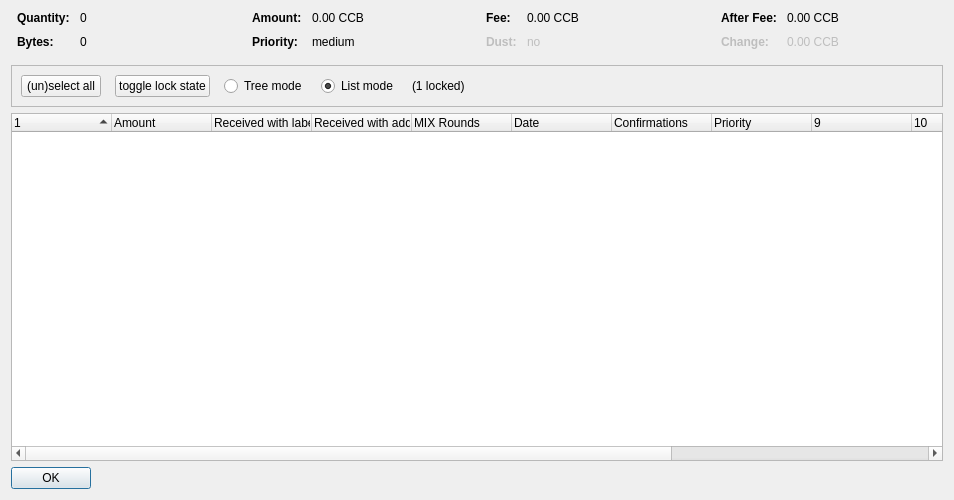
Above: src/qt/forms/coincontroldialog.ui from CryptoCashBack-Hub/CCBC before the change. Below: the same form after it.
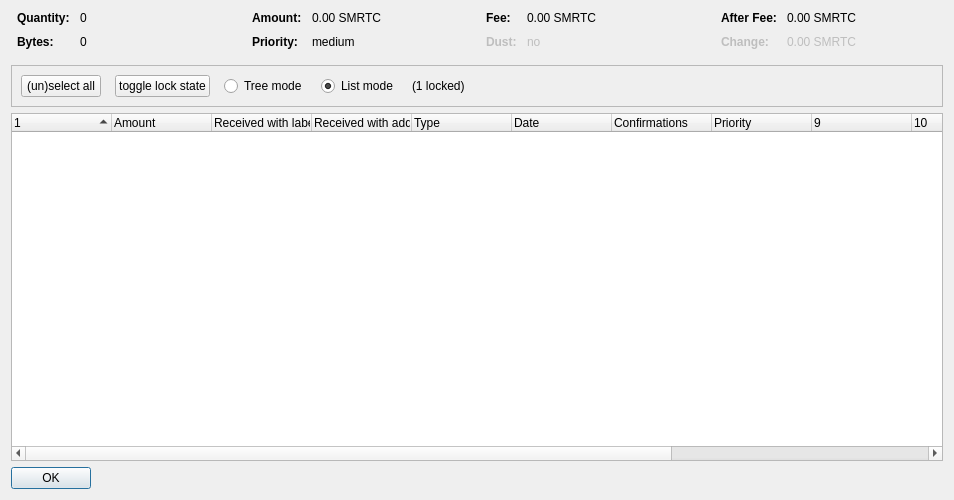
That is the form after the change. Custom widgets are drawn as their Qt base class.

The edit to the form file:
```diff
--- a/src/qt/forms/coincontroldialog.ui
+++ b/src/qt/forms/coincontroldialog.ui
@@ -132,7 +132,7 @@
           <enum>Qt::ActionsContextMenu</enum>
          </property>
          <property name="text">
-          <string notr="true">0.00 CCB</string>
+          <string notr="true">0.00 SMRTC</string>
          </property>
          <property name="textInteractionFlags">
           <set>Qt::LinksAccessibleByMouse|Qt::TextSelectableByKeyboard|Qt::TextSelectableByMouse</set>
@@ -206,7 +206,7 @@
           <enum>Qt::ActionsContextMenu</enum>
          </property>
          <property name="text">
-          <string notr="true">0.00 CCB</string>
+          <string notr="true">0.00 SMRTC</string>
          </property>
          <property name="textInteractionFlags">
           <set>Qt::LinksAccessibleByMouse|Qt::TextSelectableByKeyboard|Qt::TextSelectableByMouse</set>
@@ -286,7 +286,7 @@
           <enum>Qt::ActionsContextMenu</enum>
          </property>
          <property name="text">
-          <string notr="true">0.00 CCB</string>
+          <string notr="true">0.00 SMRTC</string>
          </property>
          <property name="textInteractionFlags">
           <set>Qt::LinksAccessibleByMouse|Qt::TextSelectableByKeyboard|Qt::TextSelectableByMouse</set>
@@ -321,7 +321,7 @@
           <enum>Qt::ActionsContextMenu</enum>
          </property>
          <property name="text">
-          <string notr="true">0.00 CCB</string>
+          <string notr="true">0.00 SMRTC</string>
          </property>
          <property name="textInteractionFlags">
           <set>Qt::LinksAccessibleByMouse|Qt::TextSelectableByKeyboard|Qt::TextSelectableByMouse</set>
@@ -477,7 +477,7 @@
      </column>
      <column>
       <property name="text">
-       <string>MIX Rounds</string>
+	<string>Type</string>
       </property>
      </column>
      <column>
```
Left out of the diff: 2 changed lines with no effect on the pictures.
